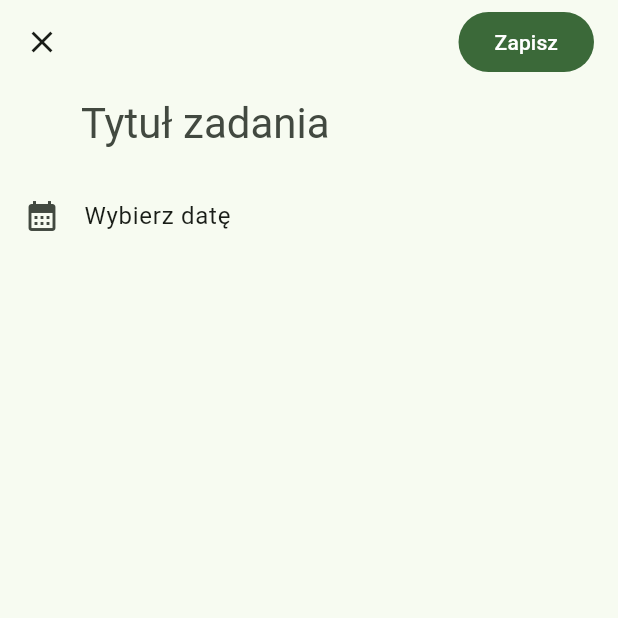
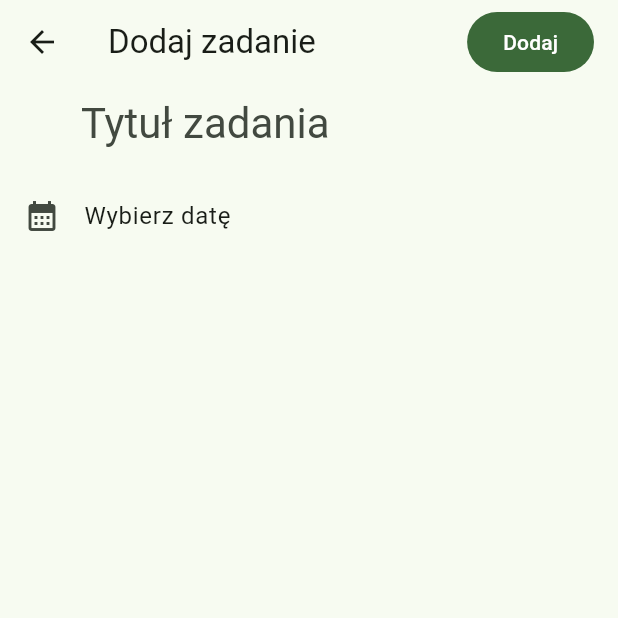
Before and after one commit to TonyWesoly/flutter_task_manager, a Flutter app: the screen it shows after launch, after a tap on the "add" icon, on a phone screen of 412 x 824 dp, the top half of it. Run offline on Flutter 3.47's test engine with Material 3 defaults, Android fonts, the phone set to English and light mode, and no system bars; our stand-ins replace bloc, drift, flutter_bloc; accounts and stored records are empty; generated files the repository leaves out were written again.

Commit message:
Add task editing functionality

```diff
--- a/lib/screens/adding_task.dart
+++ b/lib/screens/adding_editing_task.dart
@@ -1,19 +1,39 @@
 import 'package:flutter/material.dart';
 import 'package:flutter_bloc/flutter_bloc.dart';
+import 'package:flutter_task_manager/database/database.dart';
 import 'package:intl/intl.dart';
 import '../cubit/task_cubit.dart';
 
-class AddingTask extends StatefulWidget {
-  const AddingTask({super.key});
+enum TaskMode { add, edit }
+
+class AddingEditingTask extends StatefulWidget {
+  final TaskMode mode;
+  final Task? task;
+
+  const AddingEditingTask({
+    super.key,
+    required this.mode,
+    this.task,
+  }) : assert(mode == TaskMode.edit ? task != null : true,
+             'Task must be provided in edit mode');
 
   @override
-  State<AddingTask> createState() => _AddingTaskState();
+  State<AddingEditingTask> createState() => _AddingEditingTaskState();
 }
 
-class _AddingTaskState extends State<AddingTask> {
+class _AddingEditingTaskState extends State<AddingEditingTask> {
   final _formKey = GlobalKey<FormState>();
   final _titleController = TextEditingController();
   DateTime? _selectedDate;
+
+  @override
+  void initState() {
+    super.initState();
+    if (widget.mode == TaskMode.edit) {
+      _titleController.text = widget.task!.title;
+      _selectedDate = widget.task!.deadline;
+    }
+  }
 
   @override
   void dispose() {
@@ -24,7 +44,7 @@ class _AddingTaskState extends State<AddingTask> {
   Future<void> _selectDate(BuildContext context) async {
     final DateTime? picked = await showDatePicker(
       context: context,
-      initialDate: DateTime.now(),
+      initialDate: _selectedDate ?? DateTime.now(),
       firstDate: DateTime.now(),
       lastDate: DateTime(2100),
     );
@@ -38,9 +58,20 @@ class _AddingTaskState extends State<AddingTask> {
 
   void _submitForm() {
     if (_formKey.currentState!.validate() && _selectedDate != null) {
-      // Add task using cubit
-      context.read<TasksCubit>().addTask(_titleController.text, _selectedDate!);
-      Navigator.of(context).pop();
+      if (widget.mode == TaskMode.edit) {
+        final updatedTask = widget.task!.copyWith(
+          title: _titleController.text,
+          deadline: _selectedDate!,
+        );
+        context.read<TasksCubit>().updateTask(updatedTask);
+        Navigator.of(context).popUntil((route) => route.isFirst);
+      } else {
+        context.read<TasksCubit>().addTask(
+          _titleController.text,
+          _selectedDate!,
+        );
+        Navigator.of(context).pop();
+      }
     }
   }
 
@@ -48,19 +79,15 @@ class _AddingTaskState extends State<AddingTask> {
   Widget build(BuildContext context) {
     return Scaffold(
       appBar: AppBar(
-        leading: IconButton(
-          icon: Icon(Icons.close),
-          onPressed: () => Navigator.of(context).pop(),
-        ),
+        title: Text(widget.mode == TaskMode.edit ? 'Edytuj zadanie' : 'Dodaj zadanie'),
         actions: [
           Padding(
             padding: const EdgeInsets.only(right: 16.0),
             child: FilledButton(
-                    onPressed: _submitForm,
-                    child: const Text('Zapisz'),
-                  ),
+              onPressed: _submitForm,
+              child: Text(widget.mode == TaskMode.edit ? 'Zapisz' : 'Dodaj'),
+            ),
           ),
-
         ],
       ),
       body: Padding(
--- a/lib/screens/tasks_list_screen.dart
+++ b/lib/screens/tasks_list_screen.dart
@@ -1,6 +1,6 @@
 import 'package:flutter/material.dart';
 import 'package:flutter_bloc/flutter_bloc.dart';
-import 'package:flutter_task_manager/screens/adding_task.dart';
+import 'package:flutter_task_manager/screens/adding_editing_task.dart';
 import 'package:flutter_task_manager/screens/task_detail_screen.dart';
 import '../cubit/task_cubit.dart';
 
@@ -64,7 +64,7 @@ class TaskListScreen extends StatelessWidget {
             MaterialPageRoute<void>(
               builder: (context) => BlocProvider.value(
                 value: context.read<TasksCubit>(),
-                child: const AddingTask(),
+                child: const AddingEditingTask(mode: TaskMode.add),
               ),
             ),
           ).then((_) {
```
Also changed, not shown: lib/cubit/task_cubit.dart (+17 -11 lines), lib/screens/task_detail_screen.dart (+26 -6 lines).
